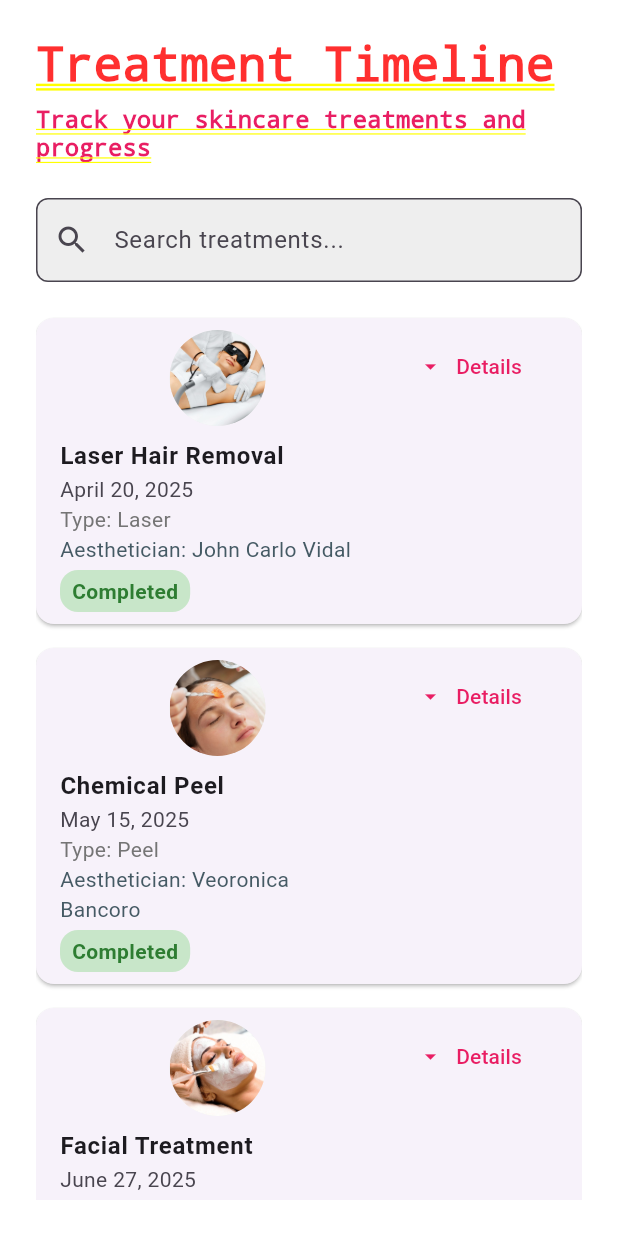
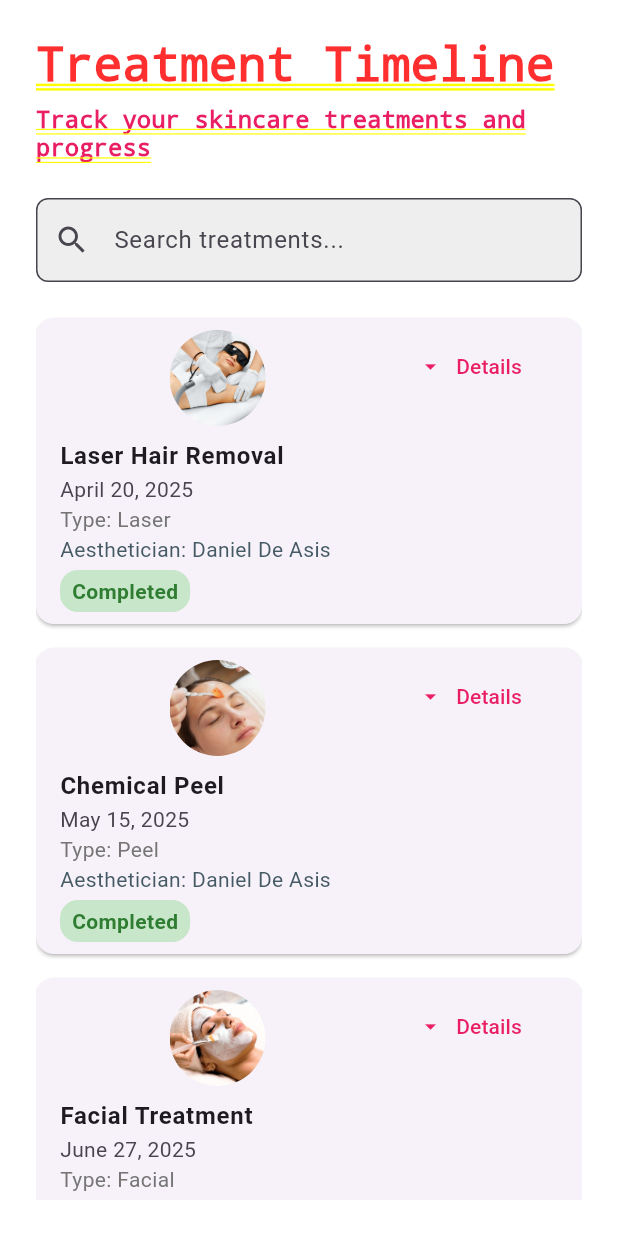
Before and after one commit to ronveee/kderma_mobileapp, a Flutter app: the TreatmentTimelineSection screen opened by its route, on a phone screen of 412 x 824 dp. Run offline on Flutter 3.47's test engine with Material 3 defaults, Android fonts, the light colour scheme and no system bars; network calls fail.

Commit message:
week2day4

```diff
--- a/lib/treatment.dart
+++ b/lib/treatment.dart
@@ -15,14 +15,14 @@ class _TreatmentTimelineSectionState extends State<TreatmentTimelineSection> {
       'date': 'April 20, 2025',
       'status': 'Completed',
       'type': 'Laser',
-      'aesthetician': 'John Carlo Vidal'
+      'aesthetician': 'Daniel De Asis'
     },
     {
       'treatmentName': 'Chemical Peel',
       'date': 'May 15, 2025',
       'status': 'Completed',
       'type': 'Peel',
-      'aesthetician': 'Veoronica Bancoro'
+      'aesthetician': 'Daniel De Asis'
     },
     {
       'treatmentName': 'Facial Treatment',
@@ -43,7 +43,7 @@ class _TreatmentTimelineSectionState extends State<TreatmentTimelineSection> {
       'date': 'August 10, 2025',
       'status': 'Completed',
       'type': 'Exfoliation',
-      'aesthetician': 'Ace Nathaniel Sinag'
+      'aesthetician': 'Daniel De Asis'
     },
   ];
 
```
Also changed, not shown: lib/main.dart (+3 -7 lines).
